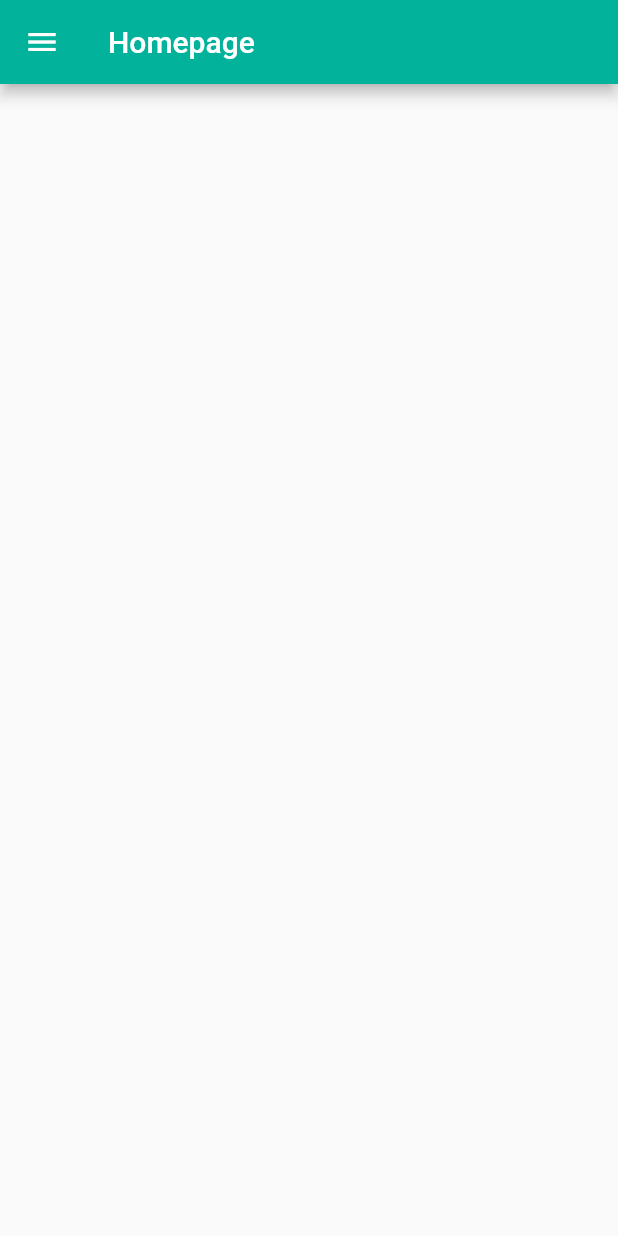
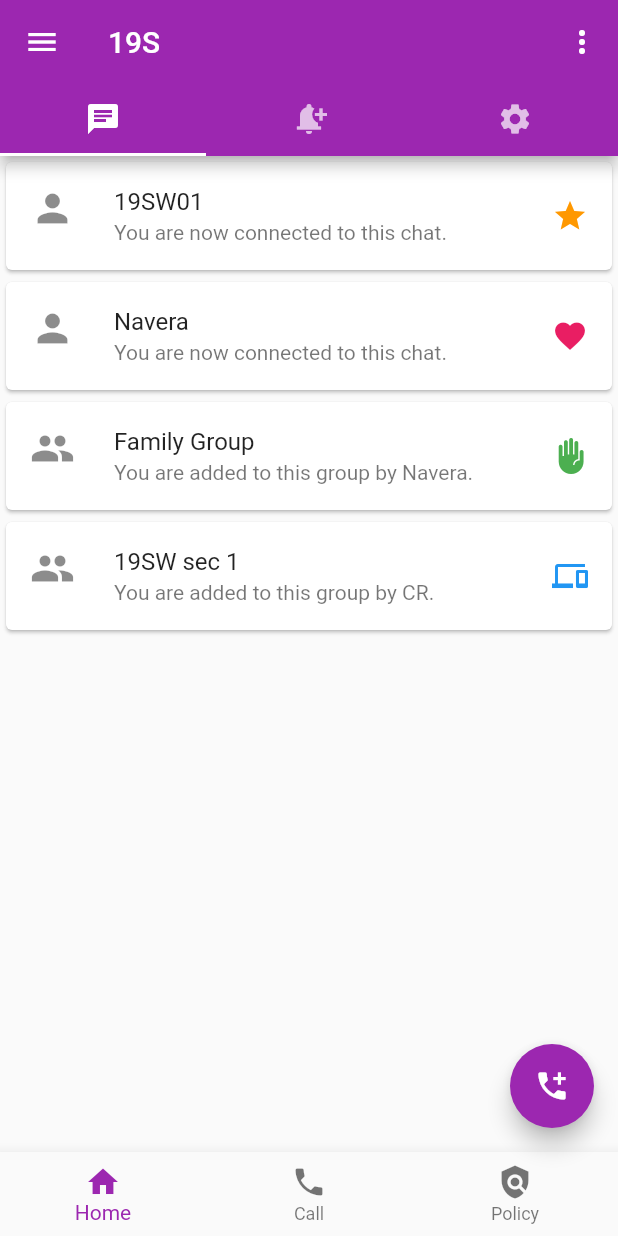
Before and after one commit to MaryaBaloch20/login_signup_ui_flutter, a Flutter app: the screen it shows after launch, after a tap on "Login", on a phone screen of 412 x 824 dp. Run offline on Flutter 3.47's test engine with Material 2 defaults, Android fonts, the phone set to English and light mode, and no system bars.

Commit message:
homePage edited

```diff
--- a/lib/pages/homepage.dart
+++ b/lib/pages/homepage.dart
@@ -2,19 +2,125 @@ import 'package:flutter/material.dart';
 import 'package:login_drawer_signup_ui_flutter/widgets/drawer.dart';
 
 class Homepage extends StatelessWidget {
-  const Homepage({Key? key}) : super(key: key);
+  const Homepage({super.key});
 
   @override
-  Widget build(BuildContext context) {
+  Widget build(BuildContext buildContext) {
     return MaterialApp(
-      home: Scaffold(
-        appBar: AppBar(
-          title: const Text("Homepage"),
-          backgroundColor: Color(0xff02B29A),
-        ),
-        drawer: MyDrawer(),
-      ),
-    );
-    ;
+        debugShowCheckedModeBanner: false,
+        theme: ThemeData(primarySwatch: Colors.purple),
+        home: DefaultTabController(
+          length: 3,
+          child: Scaffold(
+            appBar: AppBar(
+              title: const Text("19S"),
+              actions: [
+                IconButton(onPressed: () {}, icon: const Icon(Icons.more_vert))
+              ],
+              bottom: const TabBar(
+                tabs: [
+                  Tab(
+                      child: Icon(
+                    Icons.chat,
+                  )),
+                  Tab(child: Icon(Icons.notification_add)),
+                  Tab(
+                      child: Icon(
+                    Icons.settings,
+                  ))
+                ],
+              ),
+            ),
+            drawer: MyDrawer(),
+            body: TabBarView(children: [
+              Column(
+                children: const [
+                  Card(
+                    child: ListTile(
+                      title: Text("19SW01"),
+                      subtitle: Text("You are now connected to this chat."),
+                      leading: Icon(
+                        Icons.person,
+                        size: 30,
+                      ),
+                      trailing: Icon(
+                        Icons.star,
+                        color: Colors.orange,
+                      ),
+                    ),
+                  ),
+                  Card(
+                    child: ListTile(
+                      title: Text("Navera"),
+                      subtitle: Text("You are now connected to this chat."),
+                      leading: Icon(
+                        Icons.person,
+                        size: 30,
+                      ),
+                      trailing: Icon(
+                        Icons.favorite,
+                        color: Colors.pink,
+                      ),
+                    ),
+                  ),
+                  Card(
+                    child: ListTile(
+                      title: Text("Family Group"),
+                      subtitle: Text("You are added to this group by Navera."),
+                      leading: Icon(
+                        Icons.people,
+                        size: 30,
+                      ),
+                      trailing: Icon(
+                        Icons.front_hand,
+                        color: Colors.green,
+                      ),
+                    ),
+                  ),
+                  Card(
+                    child: ListTile(
+                      title: Text("19SW sec 1"),
+                      subtitle: Text("You are added to this group by CR."),
+                      leading: Icon(
+                        Icons.people,
+                        size: 30,
+                      ),
+                      trailing: Icon(
+                        Icons.phonelink,
+                        color: Colors.blue,
+                      ),
+                    ),
+                  ),
+                ],
+              ),
+              Center(
+                child: Text("Hello World"),
+              ),
+              Center(
+                child: Text("Hello World"),
+              ),
+            ]),
+            bottomNavigationBar: BottomNavigationBar(
+              items: [
+                BottomNavigationBarItem(
+                  icon: Icon(Icons.home),
+                  label: "Home",
+                ),
+                BottomNavigationBarItem(
+                  icon: Icon(Icons.phone),
+                  label: "Call",
+                ),
+                BottomNavigationBarItem(
+                  icon: Icon(Icons.policy),
+                  label: "Policy",
+                ),
+              ],
+            ),
+            floatingActionButton: FloatingActionButton(
+              onPressed: () {},
+              child: Icon(Icons.add_call),
+            ),
+          ),
+        ));
   }
 }
```
